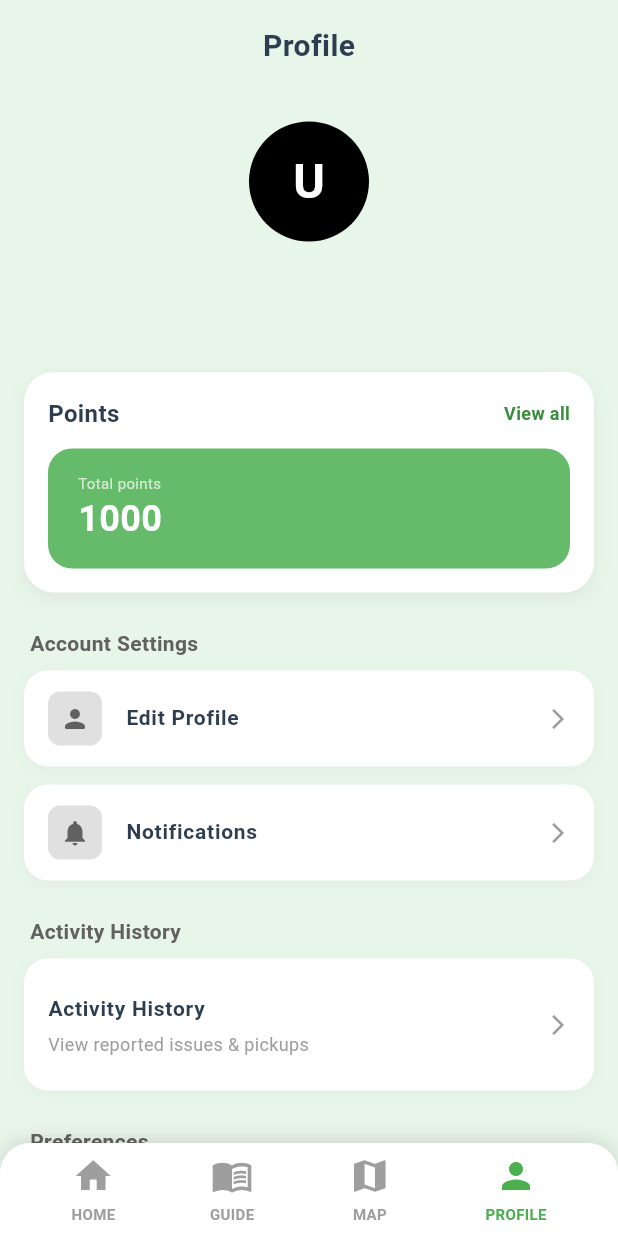
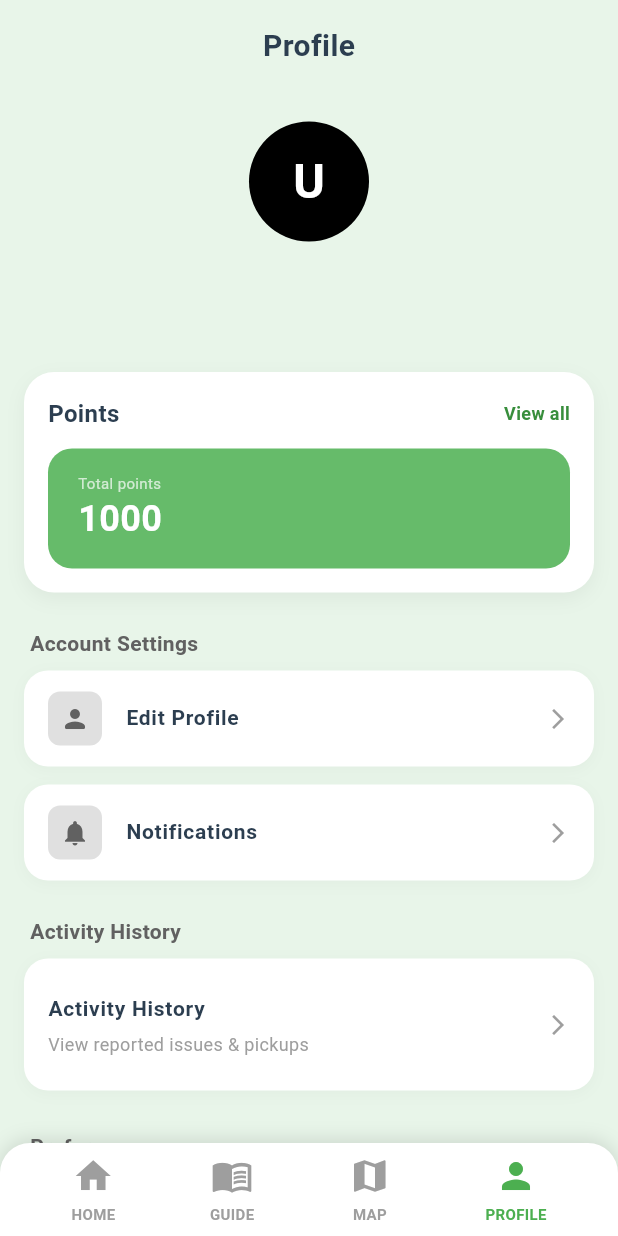
Before and after one commit to ishan2120/Enviora.sdgp, a Flutter app: the ProfileScreen screen opened directly, on a phone screen of 412 x 824 dp. Run offline on Flutter 3.47's test engine with Material 3 defaults, Android fonts, the phone set to English and light mode, and no system bars; our stand-ins replace cloud_firestore, firebase_auth, firebase_core, flutter_map, google_maps_flutter, image_picker and 1 more; accounts and stored records are empty.

Commit message:
Update profile_screen.dart

```diff
--- a/lib/pages/profile_screen.dart
+++ b/lib/pages/profile_screen.dart
@@ -103,7 +103,7 @@ class _ProfileScreenState extends State<ProfileScreen> {
                       _buildSectionHeader(
                           'Activity History'), // Or custom implementation for this one with subtitle
                       _buildActivityHistoryItem(context),
-                      const SizedBox(height: 24),
+                      const SizedBox(height: 27),
 
                       // Preferences
                       _buildSectionHeader('Preferences'),
```
